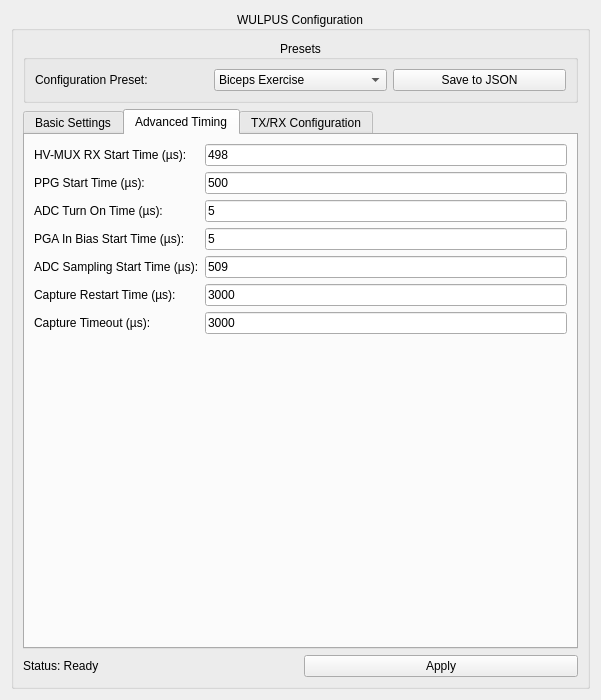
Above: biogui/resources/wulpus_config_widget.ui from pulp-bio/biogui before the change. Below: the same form after it.
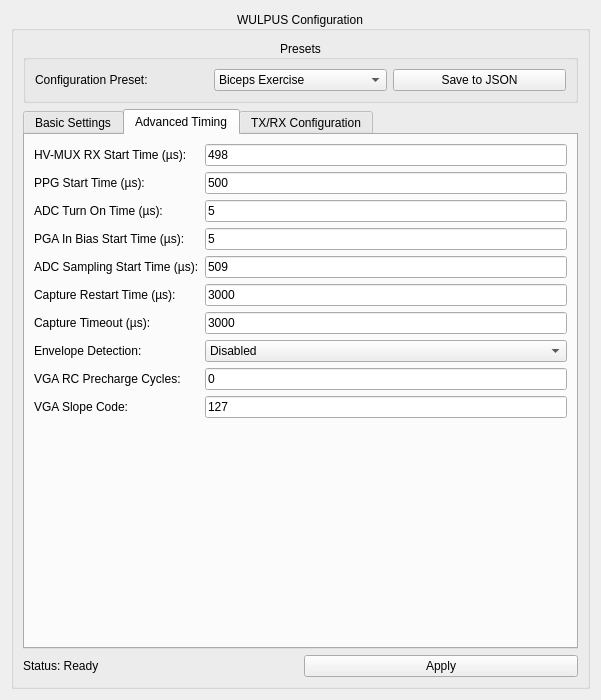
That is the form after the change.

Commit message: wulpus pro v1

Diff of the .ui file:
```diff
--- a/biogui/resources/wulpus_config_widget.ui
+++ b/biogui/resources/wulpus_config_widget.ui
@@ -346,6 +346,67 @@
             </property>
            </widget>
           </item>
+          <item row="7" column="0">
+           <widget class="QLabel" name="enableEnvDetLabel">
+            <property name="toolTip">
+             <string>Enable envelope detection (WULPUS PRO only)</string>
+            </property>
+            <property name="text">
+             <string>Envelope Detection:</string>
+            </property>
+           </widget>
+          </item>
+          <item row="7" column="1">
+           <widget class="QComboBox" name="enableEnvDetComboBox">
+            <property name="toolTip">
+             <string>Enable or disable envelope detection</string>
+            </property>
+            <item>
+             <property name="text">
+              <string>Disabled</string>
+             </property>
+            </item>
+            <item>
+             <property name="text">
+              <string>Enabled</string>
+             </property>
+            </item>
+           </widget>
+          </item>
+          <item row="8" column="0">
+           <widget class="QLabel" name="vgaRcPrechCycLabel">
+            <property name="toolTip">
+             <string>VGA RC precharge time in cycles (WULPUS PRO only)</string>
+            </property>
+            <property name="text">
+             <string>VGA RC Precharge Cycles:</string>
+            </property>
+           </widget>
+          </item>
+          <item row="8" column="1">
+           <widget class="QLineEdit" name="vgaRcPrechCycLineEdit">
+            <property name="text">
+             <string>0</string>
+            </property>
+           </widget>
+          </item>
+          <item row="9" column="0">
+           <widget class="QLabel" name="vgaSlopeCodeLabel">
+            <property name="toolTip">
+             <string>VGA slope wiper code (WULPUS PRO only)</string>
+            </property>
+            <property name="text">
+             <string>VGA Slope Code:</string>
+            </property>
+           </widget>
+          </item>
+          <item row="9" column="1">
+           <widget class="QLineEdit" name="vgaSlopeCodeLineEdit">
+            <property name="text">
+             <string>127</string>
+            </property>
+           </widget>
+          </item>
          </layout>
         </widget>
         <widget class="QWidget" name="txRxTab">
```
The commit also changes 8 other files.
